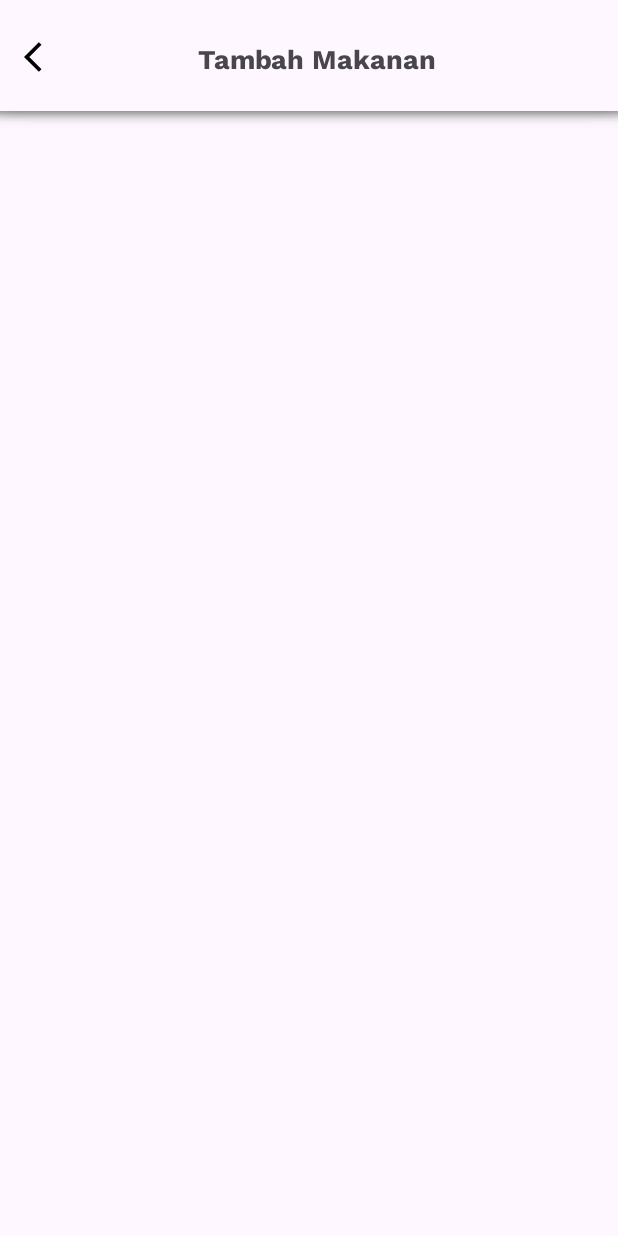
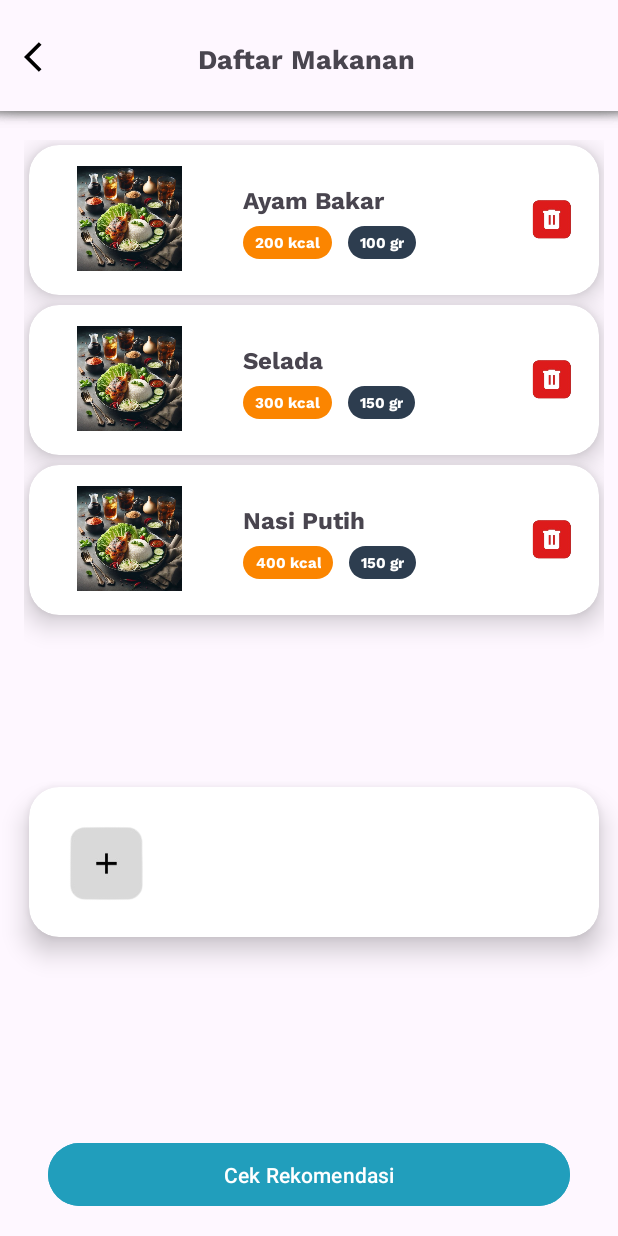
Before and after one commit to raytqr/FitFoood, an Android app: the CameraActivity screen opened directly, with no data from a screen before it, after a tap on "Isi Manual", on a phone screen of 412 x 824 dp. Run offline under Robolectric (Android 15) with nearby library versions, the phone set to English and light mode, and no system bars; libraries missing offline, so code that uses them is left out: androidx.camera.core, androidx.camera.lifecycle; 2 statements that could not run were skipped.

Commit message:
create ListFoodActivity

```diff
--- a/app/src/main/AndroidManifest.xml
+++ b/app/src/main/AndroidManifest.xml
@@ -12,6 +12,9 @@
         android:supportsRtl="true"
         android:theme="@style/Theme.FitFoood"
         tools:targetApi="31">
+        <activity
+            android:name=".view.foodchecker.ListFoodActivity"
+            android:exported="false" />
         <activity
             android:name=".view.artikel.DetailArtikelActivity"
             android:exported="false" />
--- a/app/src/main/java/com/example/fitfoood/view/foodchecker/CameraActivity.kt
+++ b/app/src/main/java/com/example/fitfoood/view/foodchecker/CameraActivity.kt
@@ -43,7 +43,7 @@ class CameraActivity : AppCompatActivity() {
     }
 
     private fun startIsiManual() {
-        val intent = Intent(this, SearchFoodActivity::class.java)
+        val intent = Intent(this, ListFoodActivity::class.java)
         startActivity(intent)
     }
 
@@ -86,30 +86,32 @@ class CameraActivity : AppCompatActivity() {
     }
 
     private fun takePhoto() {
-        val imageCapture = imageCapture ?: return
-        val photoFile = createCustomTempFile(application)
-        val outputOptions = ImageCapture.OutputFileOptions.Builder(photoFile).build()
-        imageCapture.takePicture(
-            outputOptions,
-            ContextCompat.getMainExecutor(this),
-            object : ImageCapture.OnImageSavedCallback {
-                override fun onImageSaved(output: ImageCapture.OutputFileResults) {
-                    Toast.makeText(
-                        this@CameraActivity,
-                        "Berhasil mengambil gambar.",
-                        Toast.LENGTH_SHORT
-                    ).show()
-                }
-                override fun onError(exc: ImageCaptureException) {
-                    Toast.makeText(
-                        this@CameraActivity,
-                        "Gagal mengambil gambar.",
-                        Toast.LENGTH_SHORT
-                    ).show()
-                    Log.e(TAG, "onError: ${exc.message}")
-                }
-            }
-        )
+        val intent = Intent(this, ListFoodActivity::class.java)
+        startActivity(intent)
+//        val imageCapture = imageCapture ?: return
+//        val photoFile = createCustomTempFile(application)
+//        val outputOptions = ImageCapture.OutputFileOptions.Builder(photoFile).build()
+//        imageCapture.takePicture(
+//            outputOptions,
+//            ContextCompat.getMainExecutor(this),
+//            object : ImageCapture.OnImageSavedCallback {
+//                override fun onImageSaved(output: ImageCapture.OutputFileResults) {
+//                    Toast.makeText(
+//                        this@CameraActivity,
+//                        "Berhasil mengambil gambar.",
+//                        Toast.LENGTH_SHORT
+//                    ).show()
+//                }
+//                override fun onError(exc: ImageCaptureException) {
+//                    Toast.makeText(
+//                        this@CameraActivity,
+//                        "Gagal mengambil gambar.",
+//                        Toast.LENGTH_SHORT
+//                    ).show()
+//                    Log.e(TAG, "onError: ${exc.message}")
+//                }
+//            }
+//        )
     }
 
     private fun hideSystemUI() {
--- /dev/null
+++ b/app/src/main/java/com/example/fitfoood/view/foodchecker/ListFoodActivity.kt
@@ -0,0 +1,37 @@
+package com.example.fitfoood.view.foodchecker
+
+import android.os.Bundle
+import android.widget.TextView
+import androidx.appcompat.app.AppCompatActivity
+import androidx.recyclerview.widget.LinearLayoutManager
+import com.example.fitfoood.R
+import com.example.fitfoood.databinding.ActivityListFoodBinding
+import com.example.fitfoood.view.main.ListFood
+import com.example.fitfoood.view.main.ListFoodAdapter
+
+class ListFoodActivity : AppCompatActivity() {
+    private lateinit var binding: ActivityListFoodBinding
+    override fun onCreate(savedInstanceState: Bundle?) {
+        super.onCreate(savedInstanceState)
+        binding = ActivityListFoodBinding.inflate(layoutInflater)
+        setContentView(binding.root)
+
+        val tbTitle = findViewById<TextView>(R.id.title_toolbar)
+        tbTitle.text = "Daftar Makanan"
+
+        val foodList = listOf(
+            ListFood(R.drawable.dummy_img_food, "Ayam Bakar", "200 kcal", "100 gr"),
+            ListFood(R.drawable.dummy_img_food, "Selada", "300 kcal", "150 gr"),
+            ListFood(R.drawable.dummy_img_food, "Nasi Putih", "400 kcal", "150 gr")
+        )
+
+        val recyclerView = binding.recyclerView
+        recyclerView.layoutManager = LinearLayoutManager(this)
+        val adapter = ListFoodAdapter(foodList)
+        recyclerView.adapter = adapter
+
+        binding.toolbar.setOnClickListener {
+            finish()
+        }
+    }
+}
--- a/app/src/main/java/com/example/fitfoood/view/foodchecker/SearchFoodActivity.kt
+++ b/app/src/main/java/com/example/fitfoood/view/foodchecker/SearchFoodActivity.kt
@@ -1,7 +1,9 @@
 package com.example.fitfoood.view.foodchecker
 
 import android.os.Bundle
+import android.widget.TextView
 import androidx.appcompat.app.AppCompatActivity
+import com.example.fitfoood.R
 import com.example.fitfoood.databinding.ActivitySearchFoodBinding
 
 class SearchFoodActivity : AppCompatActivity() {
@@ -10,5 +12,10 @@ class SearchFoodActivity : AppCompatActivity() {
         super.onCreate(savedInstanceState)
         binding = ActivitySearchFoodBinding.inflate(layoutInflater)
         setContentView(binding.root)
+
+        val tbTitle = findViewById<TextView>(R.id.title_toolbar)
+        tbTitle.text = "Detail Makanan"
+
+
     }
 }
--- a/app/src/main/java/com/example/fitfoood/view/main/HomeFragment.kt
+++ b/app/src/main/java/com/example/fitfoood/view/main/HomeFragment.kt
@@ -8,7 +8,6 @@ import android.view.View
 import android.view.ViewGroup
 import androidx.fragment.app.Fragment
 import androidx.recyclerview.widget.LinearLayoutManager
-import androidx.recyclerview.widget.RecyclerView
 import com.example.fitfoood.databinding.FragmentHomeBinding
 import com.example.fitfoood.view.artikel.ArtikelActivity
 import com.example.fitfoood.view.artikel.DetailArtikelActivity
--- /dev/null
+++ b/app/src/main/java/com/example/fitfoood/view/main/ListFoodAdapter.kt
@@ -0,0 +1,33 @@
+package com.example.fitfoood.view.main
+
+import android.view.LayoutInflater
+import android.view.ViewGroup
+import androidx.recyclerview.widget.RecyclerView
+import com.example.fitfoood.databinding.FoodRowBinding
+
+class ListFoodAdapter(private val foodList: List<ListFood>) : RecyclerView.Adapter<ListFoodAdapter.ListFoodViewHolder> () {
+
+    override fun onCreateViewHolder(parent: ViewGroup, viewType: Int): ListFoodAdapter.ListFoodViewHolder {
+        val binding = FoodRowBinding.inflate(LayoutInflater.from(parent.context), parent,false)
+        return ListFoodViewHolder(binding)
+    }
+
+    override fun onBindViewHolder(holder: ListFoodAdapter.ListFoodViewHolder, position: Int) {
+        holder.bind(foodList[position])
+    }
+
+    override fun getItemCount(): Int {
+        return  foodList.size
+    }
+
+    inner class ListFoodViewHolder (private val binding: FoodRowBinding) : RecyclerView.ViewHolder(binding.root) {
+        fun bind(listFood: ListFood) {
+            binding.tvName.text = listFood.title
+            binding.imgPhoto.setImageResource(listFood.image)
+            binding.foodKcal.text = listFood.kcal
+            binding.foodGr.text = listFood.gr
+        }
+    }
+}
+
+data class ListFood (val image: Int, val title: String, val kcal: String, val gr: String)
--- /dev/null
+++ b/app/src/main/res/drawable/rounded_corner_gr.xml
@@ -0,0 +1,6 @@
+<?xml version="1.0" encoding="utf-8"?>
+<shape xmlns:android="http://schemas.android.com/apk/res/android" android:shape="rectangle">
+    <solid android:color="@color/navi"/>
+    <corners android:radius="100dp" />
+
+</shape>
--- /dev/null
+++ b/app/src/main/res/drawable/rounded_corner_kcal.xml
@@ -0,0 +1,6 @@
+<?xml version="1.0" encoding="utf-8"?>
+<shape xmlns:android="http://schemas.android.com/apk/res/android" android:shape="rectangle">
+    <solid android:color="@color/orange"/>
+    <corners android:radius="100dp" />
+
+</shape>
--- /dev/null
+++ b/app/src/main/res/layout/activity_list_food.xml
@@ -0,0 +1,77 @@
+<?xml version="1.0" encoding="utf-8"?>
+<androidx.constraintlayout.widget.ConstraintLayout xmlns:android="http://schemas.android.com/apk/res/android"
+    xmlns:app="http://schemas.android.com/apk/res-auto"
+    xmlns:tools="http://schemas.android.com/tools"
+    android:layout_width="match_parent"
+    android:layout_height="match_parent"
+    tools:context=".view.foodchecker.ListFoodActivity">
+
+    <include
+        android:id="@+id/include"
+        layout="@layout/toolbar" />
+
+    <androidx.appcompat.widget.Toolbar
+        android:id="@+id/toolbar"
+        android:layout_width="match_parent"
+        android:layout_height="85dp"
+        android:background="@drawable/toolbar"
+        android:minHeight="?attr/actionBarSize"
+        app:layout_constraintEnd_toEndOf="parent"
+        app:layout_constraintHorizontal_bias="0.0"
+        app:layout_constraintStart_toStartOf="parent"
+        app:layout_constraintTop_toTopOf="parent" />
+
+    <androidx.recyclerview.widget.RecyclerView
+        android:id="@+id/recyclerView"
+        android:layout_width="wrap_content"
+        android:layout_height="428dp"
+        android:layout_marginStart="16dp"
+        android:layout_marginTop="8dp"
+        android:layout_marginEnd="16dp"
+        android:orientation="horizontal"
+        app:layout_constraintEnd_toEndOf="parent"
+        app:layout_constraintHorizontal_bias="0.0"
+        app:layout_constraintStart_toStartOf="parent"
+        app:layout_constraintTop_toBottomOf="@+id/toolbar"
+        tools:ignore="MissingConstraints"
+        tools:listitem="@layout/food_row" />
+
+    <androidx.cardview.widget.CardView
+        android:layout_width="380dp"
+        android:layout_height="100dp"
+        android:layout_margin="3dp"
+        android:layout_marginTop="32dp"
+        android:background="#00000000"
+        android:paddingTop="3dp"
+        app:cardCornerRadius="20dp"
+        app:cardElevation="10dp"
+        app:layout_constraintEnd_toEndOf="@+id/recyclerView"
+        app:layout_constraintHorizontal_bias="1.0"
+        app:layout_constraintStart_toStartOf="@+id/recyclerView"
+        app:layout_constraintTop_toBottomOf="@+id/recyclerView">
+
+        <ImageView
+            android:layout_width="80dp"
+            android:layout_height="80dp"
+            android:paddingLeft="24dp"
+            android:paddingTop="24dp"
+            android:src="@drawable/btn_add_food" />
+    </androidx.cardview.widget.CardView>
+
+    <Button
+        android:id="@+id/cekRecButton"
+        android:layout_width="0dp"
+        android:layout_height="50dp"
+        android:layout_marginStart="32dp"
+        android:layout_marginEnd="32dp"
+        android:layout_marginBottom="16dp"
+        android:backgroundTint="@color/base_blue"
+        android:text="@string/cek_rekomendasi"
+        app:layout_constraintBottom_toBottomOf="parent"
+        app:layout_constraintEnd_toEndOf="parent"
+        app:layout_constraintHorizontal_bias="0.0"
+        app:layout_constraintStart_toStartOf="parent"
+        tools:alpha="100" />
+
+
+</androidx.constraintlayout.widget.ConstraintLayout>
--- /dev/null
+++ b/app/src/main/res/layout/food_row.xml
@@ -0,0 +1,96 @@
+<?xml version="1.0" encoding="utf-8"?>
+<androidx.cardview.widget.CardView xmlns:android="http://schemas.android.com/apk/res/android"
+    xmlns:app="http://schemas.android.com/apk/res-auto"
+    xmlns:tools="http://schemas.android.com/tools"
+    style="@style/CardView"
+    android:layout_width="380dp"
+    android:layout_height="100dp"
+    android:layout_margin="3dp"
+    app:cardCornerRadius="20dp"
+    android:background="#00000000"
+    app:cardElevation="10dp">
+
+    <androidx.constraintlayout.widget.ConstraintLayout
+        android:layout_width="match_parent"
+        android:layout_height="match_parent">
+
+        <TextView
+            android:id="@+id/tv_name"
+            style="@style/SubHeading1_Bold"
+            android:layout_width="150dp"
+            android:layout_height="25dp"
+            android:layout_marginHorizontal="12dp"
+            android:text="@string/dummy_food_headline"
+            app:layout_constraintBottom_toBottomOf="@+id/img_photo"
+            app:layout_constraintEnd_toEndOf="parent"
+            app:layout_constraintHorizontal_bias="0.633"
+            app:layout_constraintStart_toStartOf="parent"
+            app:layout_constraintTop_toTopOf="@+id/img_photo"
+            app:layout_constraintVertical_bias="0.244" />
+
+        <TextView
+            android:id="@+id/food_kcal"
+            style="@style/Body2_Bold"
+            android:layout_width="wrap_content"
+            android:layout_height="wrap_content"
+            android:layout_marginTop="8dp"
+            android:layout_marginBottom="12dp"
+            android:background="@drawable/rounded_corner_kcal"
+            android:gravity="center"
+            android:paddingLeft="8dp"
+            android:paddingTop="3dp"
+            android:paddingRight="8dp"
+            android:paddingBottom="3dp"
+            android:text="@string/dummy_kcal"
+            android:textColor="@color/white"
+            android:textSize="10sp"
+            app:layout_constraintBottom_toBottomOf="@+id/img_photo"
+            app:layout_constraintStart_toStartOf="@+id/tv_name"
+            app:layout_constraintTop_toBottomOf="@+id/tv_name" />
+
+        <TextView
+            android:id="@+id/food_gr"
+            style="@style/Body2_Bold"
+            android:layout_width="wrap_content"
+            android:layout_height="wrap_content"
+            android:background="@drawable/rounded_corner_gr"
+            android:gravity="center"
+            android:paddingLeft="8dp"
+            android:paddingRight="8dp"
+            android:paddingTop="3dp"
+            android:paddingBottom="3dp"
+            android:text="@string/dummy_gr"
+            android:textColor="@color/white"
+            android:textSize="10sp"
+            app:layout_constraintBottom_toBottomOf="@+id/food_kcal"
+            app:layout_constraintEnd_toEndOf="@+id/tv_name"
+            app:layout_constraintHorizontal_bias="0.239"
+            app:layout_constraintStart_toEndOf="@+id/food_kcal" />
+
+        <com.google.android.material.imageview.ShapeableImageView
+            android:id="@+id/img_photo"
+            android:layout_width="70dp"
+            android:layout_height="70dp"
+            android:layout_marginStart="32dp"
+            android:scaleType="centerCrop"
+            app:layout_constraintBottom_toBottomOf="parent"
+            app:layout_constraintEnd_toStartOf="@+id/tv_name"
+            app:layout_constraintHorizontal_bias="0.0"
+            app:layout_constraintStart_toStartOf="parent"
+            app:layout_constraintTop_toTopOf="parent"
+            app:layout_constraintVertical_bias="0.466"
+            tools:src="@tools:sample/avatars" />
+
+        <ImageView
+            android:layout_width="30dp"
+            android:layout_height="30dp"
+            android:layout_marginEnd="16dp"
+            android:src="@drawable/btn_delete"
+            app:layout_constraintBottom_toBottomOf="@+id/img_photo"
+            app:layout_constraintEnd_toEndOf="parent"
+            app:layout_constraintTop_toTopOf="@+id/img_photo"
+            app:layout_constraintVertical_bias="0.525" />
+
+
+    </androidx.constraintlayout.widget.ConstraintLayout>
+</androidx.cardview.widget.CardView>
--- a/app/src/main/res/layout/toolbar.xml
+++ b/app/src/main/res/layout/toolbar.xml
@@ -23,7 +23,7 @@
             android:layout_marginStart="92dp"
             android:layout_toEndOf="@+id/btn_back"
             android:fontFamily="@font/work_sans_bold"
-            android:text="Tambah Makanan"
+            android:text="@{toolbar_title}"
             android:textSize="18sp" />
 
         <ImageView
--- a/app/src/main/res/values/colors.xml
+++ b/app/src/main/res/values/colors.xml
@@ -15,4 +15,7 @@
 
     <color name="base_blue">#219EBC</color>
     <color name="transparent">#00000000</color>
+
+    <color name="orange">#FB8500</color>
+    <color name="red">#DC1B1B</color>
 </resources>
--- a/app/src/main/res/values/strings.xml
+++ b/app/src/main/res/values/strings.xml
@@ -56,4 +56,10 @@
     <string name="dummy_artikel_headline">Pola Hidup Sehat Untuk Menjaga Berat Badan Ideal</string>
     <string name="home_artikel">Artikel</string>
     <string name="home_see_all">Lihat lainya</string>
+
+    <string name="dummy_food_headline">Ayam Bakar</string>
+    <string name="dummy_kcal">239 kcal</string>
+    <string name="dummy_gr">100 gr</string>
+    <string name="cek_rekomendasi">Cek Rekomendasi</string>
+    <string name="add_food">Tambah Makanan</string>
 </resources>
```
Also changed, not shown: app/src/main/res/drawable/btn_add_food.png (added), app/src/main/res/drawable/btn_delete.png (added), app/src/main/res/drawable/dummy_img_food.jpg (added), app/src/main/res/drawable/rv_detail_makanan.jpg (added).
